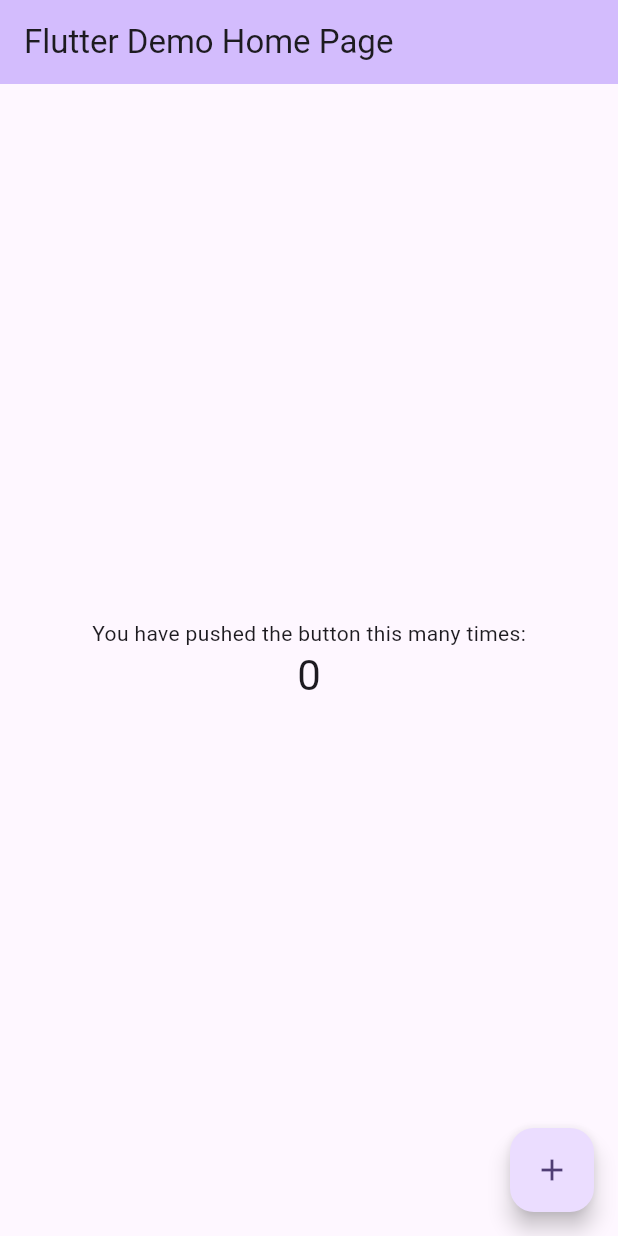
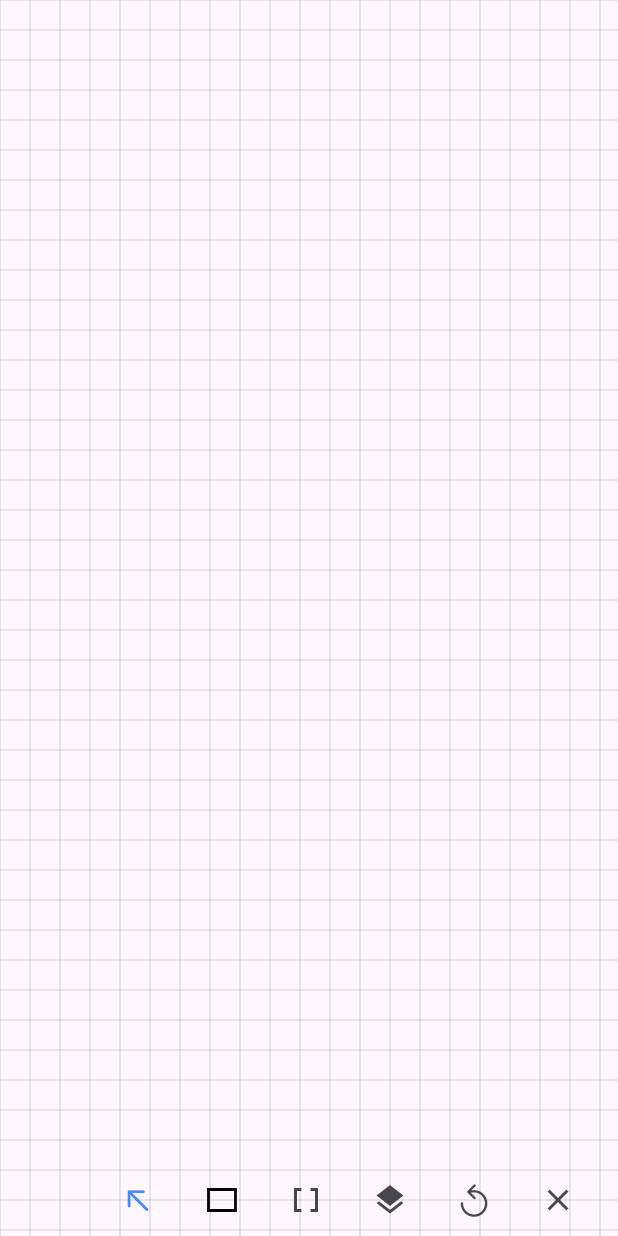
Before and after one commit to drillcorp/floor_plane, a Flutter app: the screen it shows after launch, on a phone screen of 412 x 824 dp. Run offline on Flutter 3.47's test engine with Material 3 defaults, Android fonts, the phone set to English and light mode, and no system bars.

Commit message:
create prototype

```diff
--- a/lib/main.dart
+++ b/lib/main.dart
@@ -1,122 +1,289 @@
+import 'dart:math';
+
+import 'package:collection/collection.dart';
+import 'package:flutter/cupertino.dart';
+import 'package:flutter/gestures.dart';
 import 'package:flutter/material.dart';
 
 void main() {
   runApp(const MyApp());
 }
 
-class MyApp extends StatelessWidget {
+class MyApp extends StatefulWidget {
   const MyApp({super.key});
 
-  // This widget is the root of your application.
+  @override
+  State<MyApp> createState() => _MyAppState();
+}
+
+final class Room {
+  Room({required this.rect, this.name = 'Room Name', this.doorCoordinates});
+
+  final String name;
+  final Rect rect;
+  final (Offset start, Offset end)? doorCoordinates;
+}
+
+class _MyAppState extends State<MyApp> {
+  int? _currentSelectRect;
+  double _gridSize = 20;
+  bool _isShowGrid = true;
+  bool _isCheckMode = true;
+  bool _isCreateDoor = false;
+  Offset? _startPosition;
+  Offset? _updatePosition;
+  final List<Room> _rects = [];
+
   @override
   Widget build(BuildContext context) {
     return MaterialApp(
-      title: 'Flutter Demo',
-      theme: ThemeData(
-        // This is the theme of your application.
-        //
-        // TRY THIS: Try running your application with "flutter run". You'll see
-        // the application has a purple toolbar. Then, without quitting the app,
-        // try changing the seedColor in the colorScheme below to Colors.green
-        // and then invoke "hot reload" (save your changes or press the "hot
-        // reload" button in a Flutter-supported IDE, or press "r" if you used
-        // the command line to start the app).
-        //
-        // Notice that the counter didn't reset back to zero; the application
-        // state is not lost during the reload. To reset the state, use hot
-        // restart instead.
-        //
-        // This works for code too, not just values: Most code changes can be
-        // tested with just a hot reload.
-        colorScheme: ColorScheme.fromSeed(seedColor: Colors.deepPurple),
+      home: Scaffold(
+        floatingActionButton: _ControlButtons(
+          isShowGrid: _isShowGrid,
+          onCheckMode: () => setState(() => _isCheckMode = true),
+          isCheckMode: _isCheckMode,
+          onChangeShowingGrid: () => setState(() => _isShowGrid = !_isShowGrid),
+          onClear: () => setState(() => _rects.clear()),
+          removeLastAction: () => setState(() => _rects.removeLast()),
+          onCreateDoor:
+              () => setState(() {
+                _isCreateDoor = true;
+              }),
+          onCreateMode: () => setState(() => _isCheckMode = false),
+        ),
+        floatingActionButtonLocation: FloatingActionButtonLocation.endDocked,
+        body: InteractiveViewer(
+          child: LayoutBuilder(
+            builder: (context, constraints) {
+              return GestureDetector(
+                supportedDevices: {PointerDeviceKind.mouse},
+                onPanStart:
+                    !_isCheckMode
+                        ? (startDetail) {
+                          final nearest = _findNearestPoint(startDetail.globalPosition, _gridSize);
+                          setState(() => _startPosition = nearest);
+                        }
+                        : null,
+                onPanUpdate:
+                    !_isCheckMode
+                        ? (updateDetail) {
+                          setState(() {
+                            _updatePosition = updateDetail.globalPosition;
+                          });
+                        }
+                        : null,
+                onPanEnd:
+                    !_isCheckMode
+                        ? (endDetail) {
+                          setState(() {
+                            final nearestEnd = _findNearestPoint(endDetail.globalPosition, _gridSize);
+                            _rects.add(Room(rect: Rect.fromPoints(_startPosition ?? Offset.zero, nearestEnd)));
+                            _startPosition = null;
+                            _updatePosition = null;
+                          });
+                        }
+                        : null,
+                child: SizedBox(
+                  height: constraints.maxHeight,
+                  width: constraints.maxWidth,
+                  child: Stack(
+                    fit: StackFit.expand,
+                    children: [
+                      if (_isShowGrid) _BackgroundGrid(gridSize: _gridSize),
+                      CustomPaint(painter: RectPaint(startPointer: _startPosition, endPointer: _updatePosition)),
+                      ..._rects.mapIndexed((i, item) => RectWidget(title: item.name, rect: item.rect)),
+                    ],
+                  ),
+                ),
+              );
+            },
+          ),
+        ),
       ),
-      home: const MyHomePage(title: 'Flutter Demo Home Page'),
+    );
+  }
+
+  Offset _findNearestPoint(Offset currentPoint, double gridSize) {
+    final dx = (currentPoint.dx / gridSize).round() * gridSize;
+    final dy = (currentPoint.dy / gridSize).round() * gridSize;
+    return Offset(dx, dy);
+  }
+}
+
+class DoorWidget extends StatelessWidget {
+  const DoorWidget(this.start, this.end);
+
+  final Offset start, end;
+
+  @override
+  Widget build(BuildContext context) {
+    return CustomPaint(painter: _DoorWidgetPainter(start, end));
+  }
+}
+
+final class _DoorWidgetPainter extends CustomPainter {
+  _DoorWidgetPainter(this.start, this.end);
+
+  final Offset start, end;
+
+  @override
+  void paint(Canvas canvas, Size size) {
+    final paint =
+        Paint()
+          ..color = Colors.white
+          ..strokeWidth = 2;
+
+    canvas.drawLine(start, end, paint);
+  }
+
+  @override
+  bool shouldRepaint(covariant CustomPainter oldDelegate) => false;
+}
+
+class RectWidget extends StatelessWidget {
+  const RectWidget({
+    required this.title,
+    required this.rect,
+    this.isSelect = false,
+    this.onTap,
+    this.doorPoints,
+    super.key,
+  });
+
+  final String title;
+  final Rect rect;
+  final bool isSelect;
+  final VoidCallback? onTap;
+  final (Offset start, Offset end)? doorPoints;
+
+  @override
+  Widget build(BuildContext context) {
+    return SizedBox(
+      width: rect.size.width,
+      height: rect.size.height,
+      child: CustomPaint(
+        painter: RectPaint(
+          title: title,
+          startPointer: rect.topLeft,
+          endPointer: rect.bottomRight,
+          doorPoints: doorPoints,
+        ),
+      ),
     );
   }
 }
 
-class MyHomePage extends StatefulWidget {
-  const MyHomePage({super.key, required this.title});
+final class RectPaint extends CustomPainter {
+  RectPaint({this.startPointer, this.endPointer, this.doorPoints, this.title = ''});
 
-  // This widget is the home page of your application. It is stateful, meaning
-  // that it has a State object (defined below) that contains fields that affect
-  // how it looks.
-
-  // This class is the configuration for the state. It holds the values (in this
-  // case the title) provided by the parent (in this case the App widget) and
-  // used by the build method of the State. Fields in a Widget subclass are
-  // always marked "final".
-
+  final Offset? startPointer;
+  final Offset? endPointer;
   final String title;
+  final (Offset start, Offset end)? doorPoints;
 
   @override
-  State<MyHomePage> createState() => _MyHomePageState();
-}
-
-class _MyHomePageState extends State<MyHomePage> {
-  int _counter = 0;
-
-  void _incrementCounter() {
-    setState(() {
-      // This call to setState tells the Flutter framework that something has
-      // changed in this State, which causes it to rerun the build method below
-      // so that the display can reflect the updated values. If we changed
-      // _counter without calling setState(), then the build method would not be
-      // called again, and so nothing would appear to happen.
-      _counter++;
-    });
+  void paint(Canvas canvas, Size size) {
+    if (startPointer != null && endPointer != null) {
+      final paint =
+          Paint()
+            ..strokeCap = StrokeCap.round
+            ..strokeWidth = 2
+            ..color = Colors.black
+            ..style = PaintingStyle.stroke;
+      final rect = Rect.fromPoints(startPointer!, endPointer!);
+      canvas.drawRect(rect, paint);
+    }
+    if (doorPoints case (Offset start, Offset end)) {
+      final paint =
+          Paint()
+            ..strokeWidth = 2
+            ..color = Colors.white;
+      canvas.drawLine(start, end, paint);
+    }
   }
 
   @override
+  bool shouldRepaint(RectPaint oldDelegate) =>
+      startPointer != oldDelegate.startPointer || endPointer != oldDelegate.endPointer; //TODO:
+}
+
+class _BackgroundGrid extends StatelessWidget {
+  const _BackgroundGrid({required this.gridSize});
+
+  final double gridSize;
+
+  @override
   Widget build(BuildContext context) {
-    // This method is rerun every time setState is called, for instance as done
-    // by the _incrementCounter method above.
-    //
-    // The Flutter framework has been optimized to make rerunning build methods
-    // fast, so that you can just rebuild anything that needs updating rather
-    // than having to individually change instances of widgets.
-    return Scaffold(
-      appBar: AppBar(
-        // TRY THIS: Try changing the color here to a specific color (to
-        // Colors.amber, perhaps?) and trigger a hot reload to see the AppBar
-        // change color while the other colors stay the same.
-        backgroundColor: Theme.of(context).colorScheme.inversePrimary,
-        // Here we take the value from the MyHomePage object that was created by
-        // the App.build method, and use it to set our appbar title.
-        title: Text(widget.title),
-      ),
-      body: Center(
-        // Center is a layout widget. It takes a single child and positions it
-        // in the middle of the parent.
-        child: Column(
-          // Column is also a layout widget. It takes a list of children and
-          // arranges them vertically. By default, it sizes itself to fit its
-          // children horizontally, and tries to be as tall as its parent.
-          //
-          // Column has various properties to control how it sizes itself and
-          // how it positions its children. Here we use mainAxisAlignment to
-          // center the children vertically; the main axis here is the vertical
-          // axis because Columns are vertical (the cross axis would be
-          // horizontal).
-          //
-          // TRY THIS: Invoke "debug painting" (choose the "Toggle Debug Paint"
-          // action in the IDE, or press "p" in the console), to see the
-          // wireframe for each widget.
-          mainAxisAlignment: MainAxisAlignment.center,
-          children: <Widget>[
-            const Text('You have pushed the button this many times:'),
-            Text(
-              '$_counter',
-              style: Theme.of(context).textTheme.headlineMedium,
-            ),
-          ],
+    return CustomPaint(painter: _BackgroundGridPainter(gridSize));
+  }
+}
+
+final class _BackgroundGridPainter extends CustomPainter {
+  _BackgroundGridPainter(this.gridSize);
+
+  final double gridSize;
+
+  @override
+  void paint(Canvas canvas, Size size) {
+    final Paint gridPain =
+        Paint()
+          ..strokeWidth = 1
+          ..color = Colors.black12;
+
+    final maxDimension = max(size.height, size.width);
+
+    for (double i = 0; i < maxDimension; i += gridSize) {
+      canvas.drawLine(Offset(0, i), Offset(size.width, i), gridPain);
+      canvas.drawLine(Offset(i, 0), Offset(i, size.height), gridPain);
+    }
+  }
+
+  @override
+  bool shouldRepaint(covariant CustomPainter oldDelegate) => false;
+}
+
+class _ControlButtons extends StatelessWidget {
+  const _ControlButtons({
+    required this.onCreateDoor,
+    required this.onCheckMode,
+    required this.onClear,
+    required this.removeLastAction,
+    required this.onChangeShowingGrid,
+    required this.onCreateMode,
+    this.isShowGrid = false,
+    this.isCheckMode = true,
+    this.isDoorCreate = false,
+  });
+
+  final VoidCallback onCreateDoor;
+  final VoidCallback onCreateMode;
+  final VoidCallback onCheckMode;
+  final VoidCallback onClear;
+  final VoidCallback onChangeShowingGrid;
+  final VoidCallback removeLastAction;
+  final bool isShowGrid, isCheckMode, isDoorCreate;
+
+  @override
+  Widget build(BuildContext context) {
+    return Row(
+      mainAxisSize: MainAxisSize.min,
+      spacing: 8,
+      children: [
+        IconButton(
+          color: isCheckMode ? Colors.blueAccent : Colors.black,
+          onPressed: onCheckMode,
+          icon: Icon(CupertinoIcons.arrow_up_left),
         ),
-      ),
-      floatingActionButton: FloatingActionButton(
-        onPressed: _incrementCounter,
-        tooltip: 'Increment',
-        child: const Icon(Icons.add),
-      ), // This trailing comma makes auto-formatting nicer for build methods.
+        IconButton(
+          color: !isCheckMode ? Colors.blueAccent : Colors.black,
+          onPressed: onCreateMode,
+          icon: Icon(Icons.rectangle_outlined),
+        ),
+        IconButton(onPressed: onCreateDoor, icon: Icon(Icons.data_array_sharp)),
+        IconButton(onPressed: onChangeShowingGrid, icon: Icon(isShowGrid ? Icons.layers : Icons.layers_outlined)),
+        IconButton(onPressed: removeLastAction, icon: Icon(CupertinoIcons.arrow_counterclockwise)),
+        IconButton(onPressed: onClear, icon: Icon(Icons.clear)),
+      ],
     );
   }
 }
--- a/pubspec.yaml
+++ b/pubspec.yaml
@@ -34,6 +34,7 @@ dependencies:
   # The following adds the Cupertino Icons font to your application.
   # Use with the CupertinoIcons class for iOS style icons.
   cupertino_icons: ^1.0.8
+  collection: ^1.19.1
 
 dev_dependencies:
   flutter_test:
```
Also changed, not shown: pubspec.lock.
